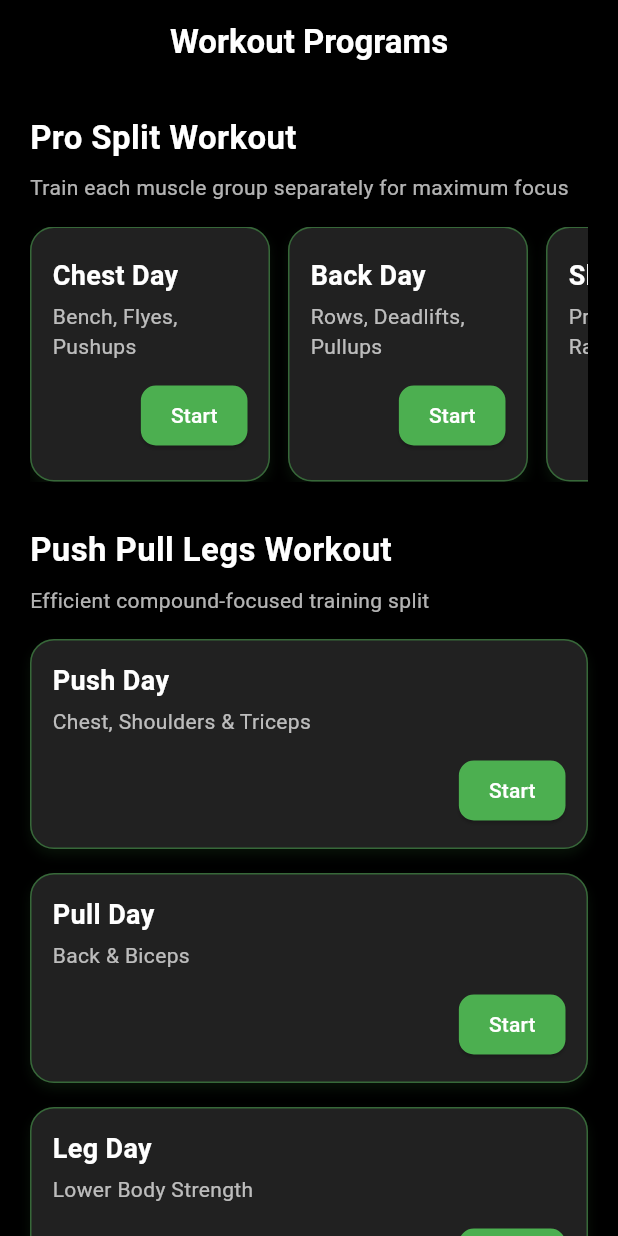
After one commit to MohamedAliShosha/Athlio, a Flutter app: the WorkoutSplitsView screen opened by its route, on a phone screen of 412 x 824 dp. The commit adds this screen. Run offline on Flutter 3.47's test engine with Material 3 defaults, Android fonts, the phone set to English and light mode, and no system bars; our stand-ins replace bloc, dartz, dio, email_validator, flutter_bloc, flutter_secure_storage and 7 more; accounts and stored records are empty; generated files the repository leaves out were written again; Roboto replaces fonts that are missing (Montserrat).

Commit message:
feat: Add Workout Splits screen and update font
This commit introduces the new "Workout Splits" feature.

- Creates the `WorkoutSplitsView` to allow users to see their workout plans.
- Adds a new route `/workoutSplitsView` and links to it from the navigation drawer.
- Changes the global app font from 'Playfair Display' to 'Montserrat' for improved readability and UI consistency.

```diff
--- a/lib/core/routing/app_router.dart
+++ b/lib/core/routing/app_router.dart
@@ -10,6 +10,7 @@ import 'package:athlio/features/home/presentation/views/home_view.dart';
 import 'package:athlio/features/home_details/presentation/views/home_details_view.dart';
 import 'package:athlio/features/sign_up/presentation/manager/sign_up/sign_up_cubit.dart';
 import 'package:athlio/features/sign_up/presentation/views/sign_up_view.dart';
+import 'package:athlio/features/workout_splits/presentation/views/workout_splits_view.dart';
 import 'package:flutter_bloc/flutter_bloc.dart';
 import 'package:go_router/go_router.dart';
 
@@ -17,6 +18,7 @@ abstract class AppRouter {
   static const String kLoginView = '/loginView';
   static const String kSignUpView = '/signUpView';
   static const String kProfileView = '/profileView';
+  static const String kWorkoutSplitsView = '/workoutSplitsView';
   static const String kHomeView = '/home';
   static const String kWorkoutCategoryDetailsView =
       '/workoutCategoryDetailsView';
@@ -68,6 +70,10 @@ abstract class AppRouter {
         path: kProfileView,
         builder: (context, state) => const ProfileView(),
       ),
+      GoRoute(
+        path: kWorkoutSplitsView,
+        builder: (context, state) => const WorkoutSplitsView(),
+      ),
     ],
   );
 }
--- a/lib/features/home/presentation/widgets/custom_drawer.dart
+++ b/lib/features/home/presentation/widgets/custom_drawer.dart
@@ -31,9 +31,14 @@ class CustomDrawer extends StatelessWidget {
                         style: TextStyle(color: Colors.white, fontSize: 20),
                       ),
                     ),
-                    const ListTile(
-                      leading: Icon(Icons.fitness_center, color: Colors.white),
-                      title: Text(
+                    ListTile(
+                      onTap: () {
+                        context.pop();
+                        context.push(AppRouter.kWorkoutSplitsView);
+                      },
+                      leading:
+                          const Icon(Icons.fitness_center, color: Colors.white),
+                      title: const Text(
                         "Workout splits",
                         style: TextStyle(color: Colors.white, fontSize: 20),
                       ),
--- /dev/null
+++ b/lib/features/workout_splits/presentation/views/workout_splits_view.dart
@@ -0,0 +1,168 @@
+import 'package:flutter/material.dart';
+
+class WorkoutSplitsView extends StatelessWidget {
+  const WorkoutSplitsView({super.key});
+
+  @override
+  Widget build(BuildContext context) {
+    return Scaffold(
+      backgroundColor: Colors.black,
+      appBar: AppBar(
+        backgroundColor: Colors.black,
+        foregroundColor: Colors.white,
+        elevation: 0,
+        title: const Text(
+          "Workout Programs",
+          style: TextStyle(fontWeight: FontWeight.bold),
+        ),
+        centerTitle: true,
+      ),
+      body: SingleChildScrollView(
+        padding: const EdgeInsets.all(20),
+        child: Column(
+          crossAxisAlignment: CrossAxisAlignment.start,
+          children: [
+            // ----- Pro Split Section -----
+            const Text(
+              "Pro Split Workout",
+              style: TextStyle(
+                color: Colors.white,
+                fontSize: 22,
+                fontWeight: FontWeight.bold,
+              ),
+            ),
+            const SizedBox(height: 8),
+            const Text(
+              "Train each muscle group separately for maximum focus",
+              style: TextStyle(color: Colors.white70),
+            ),
+            const SizedBox(height: 16),
+            SizedBox(
+              height: 170,
+              child: ListView(
+                scrollDirection: Axis.horizontal,
+                children: const [
+                  WorkoutCard(
+                      title: "Chest Day", subtitle: "Bench, Flyes, Pushups"),
+                  WorkoutCard(
+                      title: "Back Day", subtitle: "Rows, Deadlifts, Pullups"),
+                  WorkoutCard(
+                      title: "Shoulder Day", subtitle: "Press, Lateral Raises"),
+                  WorkoutCard(
+                      title: "Arms Day", subtitle: "Curls, Dips, Extensions"),
+                  WorkoutCard(
+                      title: "Leg Day", subtitle: "Squats, Lunges, Press"),
+                ],
+              ),
+            ),
+            const SizedBox(height: 30),
+
+            // ----- Push Pull Legs Section -----
+            const Text(
+              "Push Pull Legs Workout",
+              style: TextStyle(
+                color: Colors.white,
+                fontSize: 22,
+                fontWeight: FontWeight.bold,
+              ),
+            ),
+            const SizedBox(height: 8),
+            const Text(
+              "Efficient compound-focused training split",
+              style: TextStyle(color: Colors.white70),
+            ),
+            const SizedBox(height: 16),
+            const WorkoutCard(
+              title: "Push Day",
+              subtitle: "Chest, Shoulders & Triceps",
+              isWide: true,
+            ),
+            const WorkoutCard(
+              title: "Pull Day",
+              subtitle: "Back & Biceps",
+              isWide: true,
+            ),
+            const WorkoutCard(
+              title: "Leg Day",
+              subtitle: "Lower Body Strength",
+              isWide: true,
+            ),
+          ],
+        ),
+      ),
+    );
+  }
+}
+
+class WorkoutCard extends StatelessWidget {
+  final String title;
+  final String subtitle;
+  final bool isWide;
+
+  const WorkoutCard({
+    super.key,
+    required this.title,
+    required this.subtitle,
+    this.isWide = false,
+  });
+
+  @override
+  Widget build(BuildContext context) {
+    return Container(
+      width: isWide ? double.infinity : 160,
+      margin: EdgeInsets.only(right: isWide ? 0 : 12, bottom: isWide ? 16 : 0),
+      padding: const EdgeInsets.all(14),
+      decoration: BoxDecoration(
+        color: Colors.grey[900],
+        borderRadius: BorderRadius.circular(16),
+        border: Border.all(color: Colors.green.withOpacity(0.5), width: 1),
+        boxShadow: [
+          BoxShadow(
+            color: Colors.green.withOpacity(0.1),
+            blurRadius: 6,
+            offset: const Offset(0, 4),
+          ),
+        ],
+      ),
+      child: Column(
+        crossAxisAlignment: CrossAxisAlignment.start,
+        mainAxisAlignment:
+            isWide ? MainAxisAlignment.spaceBetween : MainAxisAlignment.center,
+        children: [
+          Text(
+            title,
+            style: const TextStyle(
+              color: Colors.white,
+              fontSize: 18,
+              fontWeight: FontWeight.bold,
+            ),
+          ),
+          const SizedBox(height: 4),
+          Text(
+            subtitle,
+            style: const TextStyle(color: Colors.white70, fontSize: 14),
+          ),
+          const SizedBox(height: 12),
+          Align(
+            alignment: Alignment.bottomRight,
+            child: ElevatedButton(
+              style: ElevatedButton.styleFrom(
+                backgroundColor: Colors.green,
+                foregroundColor: Colors.white,
+                padding:
+                    const EdgeInsets.symmetric(horizontal: 20, vertical: 10),
+                shape: RoundedRectangleBorder(
+                  borderRadius: BorderRadius.circular(10),
+                ),
+              ),
+              onPressed: () {
+                // Navigate to workout details here
+              },
+              child: const Text("Start"),
+            ),
+          )
+        ],
+      ),
+    );
+  }
+}
--- a/lib/main.dart
+++ b/lib/main.dart
@@ -15,7 +15,7 @@ class Athlio extends StatelessWidget {
   Widget build(BuildContext context) {
     return MaterialApp.router(
       theme: ThemeData(
-        fontFamily: 'Playfair Display',
+        fontFamily: 'Montserrat',
       ),
       debugShowCheckedModeBanner: false,
       routerConfig: AppRouter.router,
```
